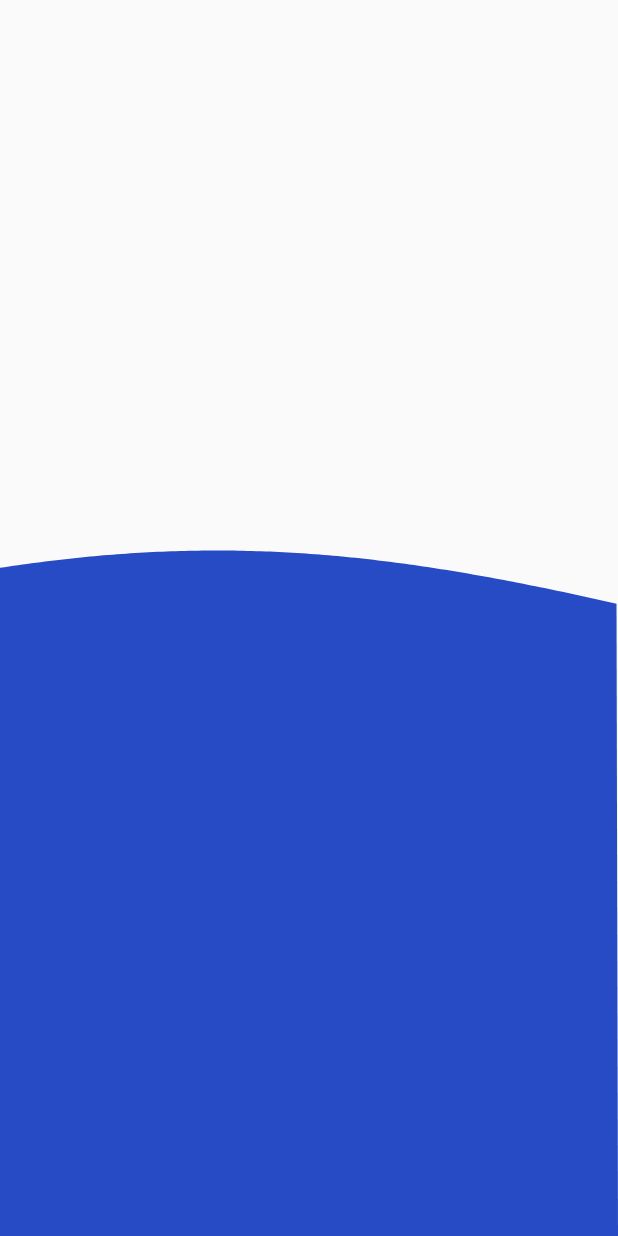
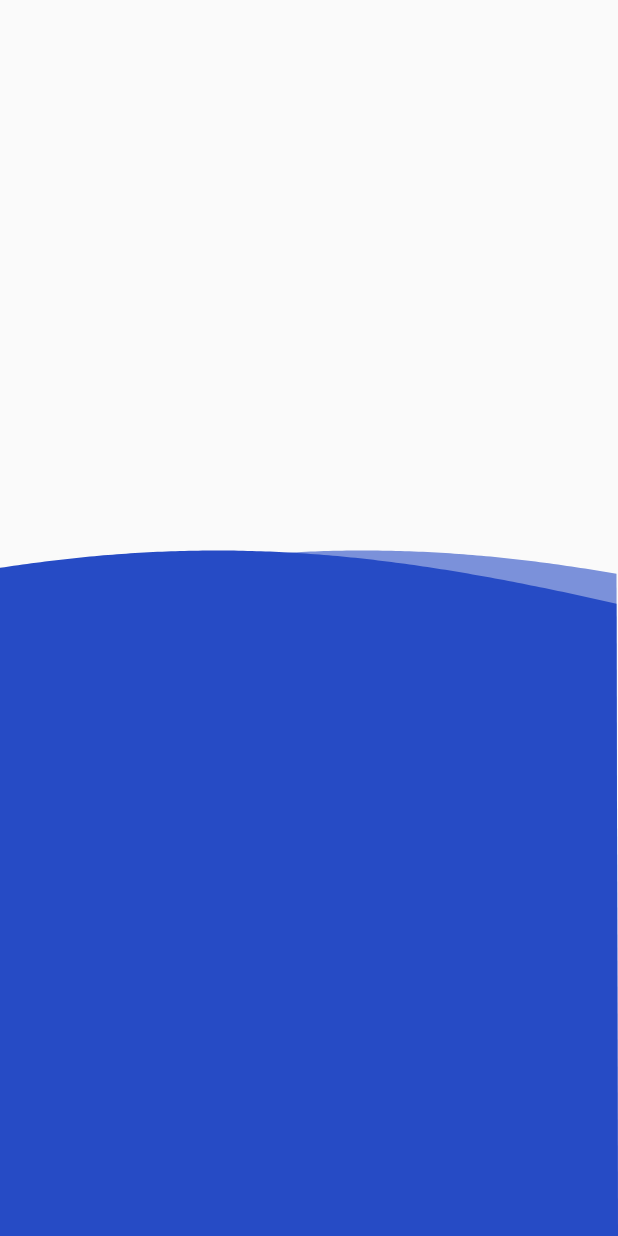
Before and after one commit to linnefromice/flutter_practice_animation, a Flutter app: the screen it shows after launch, after a tap on "Wave", on a phone screen of 412 x 824 dp. Run offline on Flutter 3.47's test engine with Material 2 defaults, Android fonts, the phone set to English and light mode, and no system bars; our stand-ins replace liquid_swipe, page_transition; missing offline and left inert: flick.

Commit message:
add second wave in wave_screen

```diff
--- a/lib/screens/wave_screen.dart
+++ b/lib/screens/wave_screen.dart
@@ -76,6 +76,14 @@ class _State extends State<WaveScreen> with SingleTickerProviderStateMixin {
                 waveController.value,
                 0
               ),
+            ),
+            ClipPath(
+              child: Container(color: darkBlue.withOpacity(0.6)),
+              clipper: WaveClipper(
+                context,
+                waveController.value,
+                0.5
+              ),
             )
           ],
         )
```
